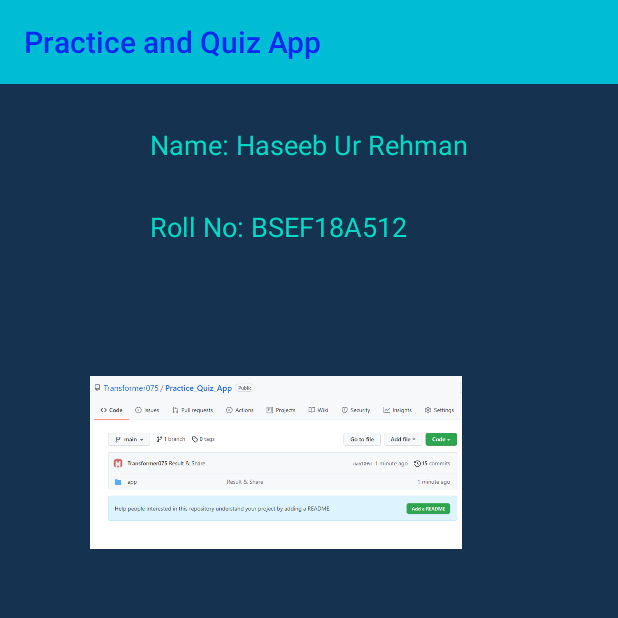
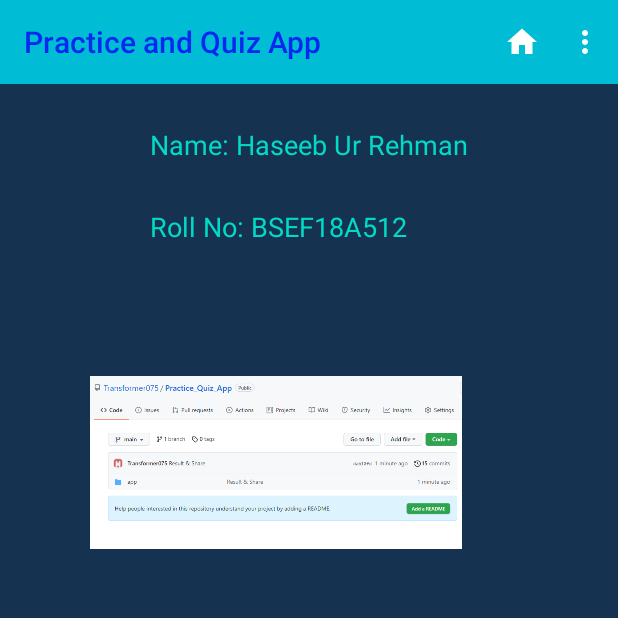
Before and after one commit to Transformer075/Practice_Quiz_App, an Android app: the screen it shows after launch (FirstActivity), on a phone screen of 412 x 824 dp, the top half of it. Run offline under Robolectric (Android 15) with nearby library versions, the phone set to English and light mode, and no system bars.

Commit message:
Menu Items Added

```diff
--- a/app/src/main/java/com/example/practicequizapp/FirstActivity.java
+++ b/app/src/main/java/com/example/practicequizapp/FirstActivity.java
@@ -7,6 +7,7 @@ import android.content.Intent;
 import android.media.Image;
 import android.net.Uri;
 import android.os.Bundle;
+import android.view.Menu;
 import android.view.View;
 import android.widget.Button;
 
@@ -25,6 +26,7 @@ public class FirstActivity extends AppCompatActivity {
         btn_Quiz = findViewById(R.id.btn_thirdActivity);
         btn_repo = findViewById(R.id.btn_repo);
         toolbar = findViewById(R.id.toolbar);
+        setSupportActionBar(toolbar);
         Intent intent;
         btn_Practice.setOnClickListener(new View.OnClickListener() {
             @Override
@@ -51,4 +53,9 @@ public class FirstActivity extends AppCompatActivity {
 
 
     }
+    @Override
+    public boolean onCreateOptionsMenu(Menu menu){
+        getMenuInflater().inflate(R.menu.menu, menu);
+        return true;
+    }
 }
--- /dev/null
+++ b/app/src/main/res/drawable/ic_baseline_home_24.xml
@@ -0,0 +1,10 @@
+<vector xmlns:android="http://schemas.android.com/apk/res/android"
+    android:width="24dp"
+    android:height="24dp"
+    android:viewportWidth="24"
+    android:viewportHeight="24"
+    android:tint="?attr/colorControlNormal">
+  <path
+      android:fillColor="@android:color/white"
+      android:pathData="M10,20v-6h4v6h5v-8h3L12,3 2,12h3v8z"/>
+</vector>
--- a/app/src/main/res/menu/menu.xml
+++ b/app/src/main/res/menu/menu.xml
@@ -11,6 +11,6 @@
         android:title="@string/quiz" />
     <item
         android:id="@+id/homeButton"
-        android:title="Home"
+        android:icon="@drawable/ic_baseline_home_24"
         app:showAsAction="ifRoom" />
 </menu>
```
